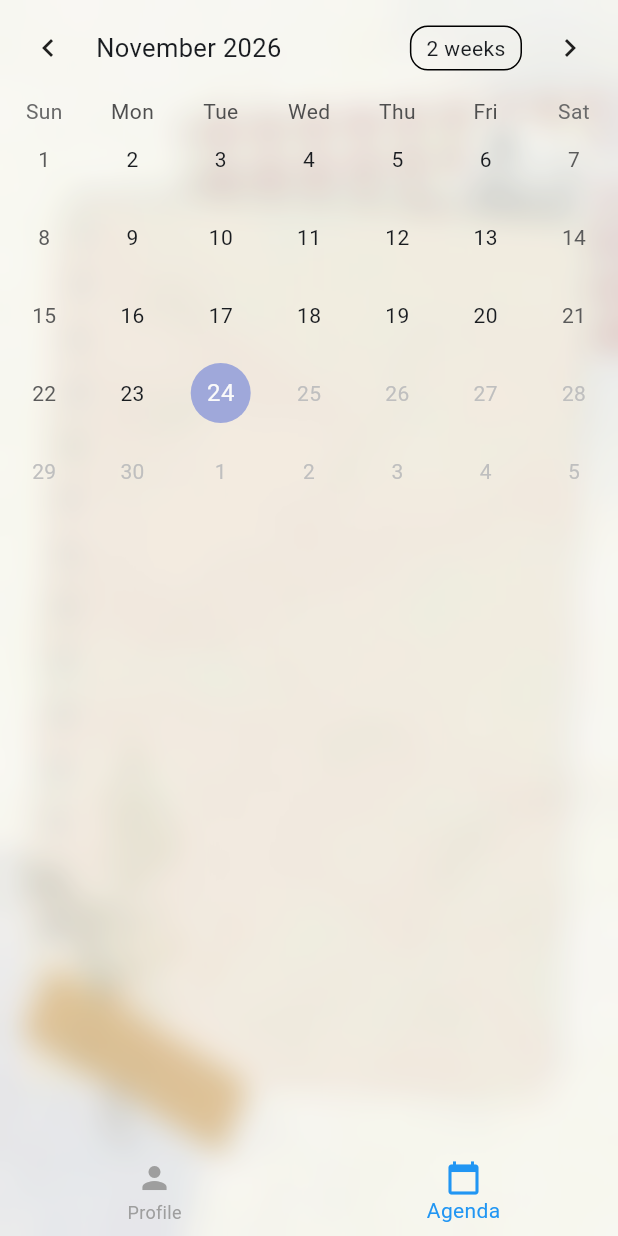
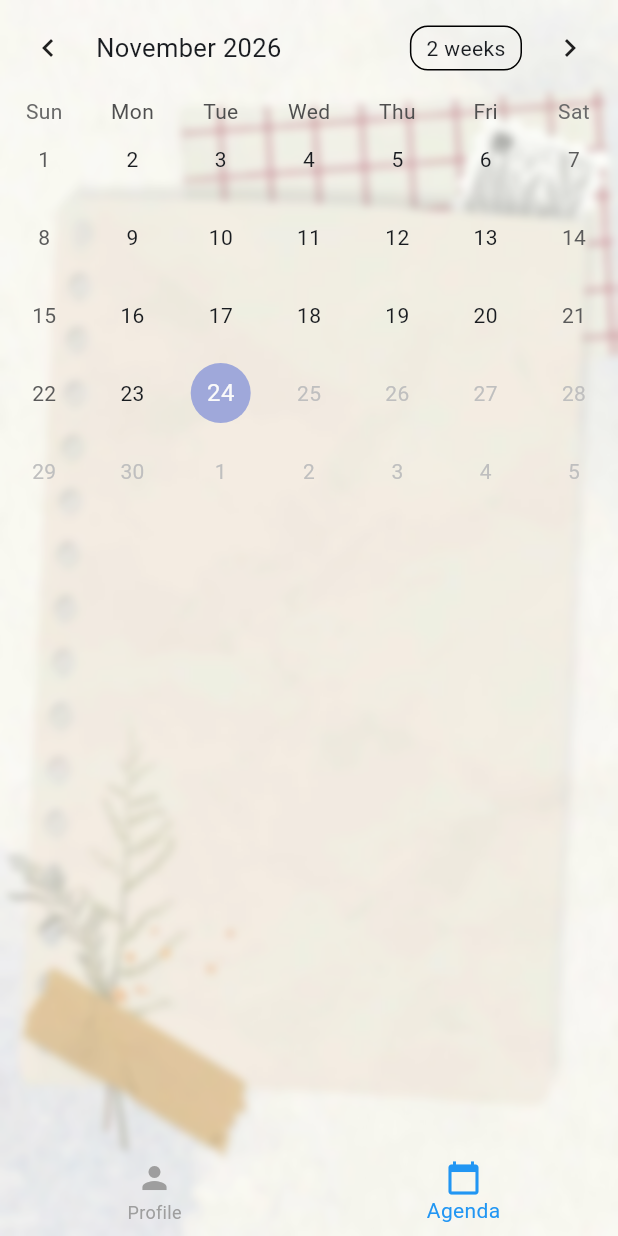
Before and after one commit to aabouqas/mobile, a Flutter app: the screen it shows once a user with an empty profile is signed in, item 2 of the bottom bar chosen, on a phone screen of 412 x 824 dp. Run offline on Flutter 3.47's test engine with Material 3 defaults, Android fonts, the phone set to English and light mode, and no system bars; drawn by our look-alikes of table_calendar; our stand-ins replace fl_chart, geolocator, material_symbols_icons, math_expressions, supabase_flutter; accounts and stored records are empty; network calls fail.

Commit message:
perf(ui): optimize background rendering and remove route transition flash

```diff
--- a/mobileModule05/advanced_diary_app/lib/main.dart
+++ b/mobileModule05/advanced_diary_app/lib/main.dart
@@ -1,6 +1,7 @@
 import 'package:advanced_diary_app/diary_page.dart';
 import 'package:advanced_diary_app/home_page.dart';
 import 'package:advanced_diary_app/supabase_service.dart';
+import 'package:flutter/cupertino.dart';
 import 'package:flutter/material.dart';
 import 'package:flutter/services.dart';
 import 'package:supabase_flutter/supabase_flutter.dart';
@@ -49,15 +50,33 @@ class MyApp extends StatelessWidget {
           unselectedItemColor: Colors.grey,
           elevation: 0,
         ),
+        floatingActionButtonTheme: FloatingActionButtonThemeData(
+          backgroundColor: Colors.blue,
+          foregroundColor: Colors.white,
+        ),
+        progressIndicatorTheme: ProgressIndicatorThemeData(color: Colors.blue),
+        pageTransitionsTheme: const PageTransitionsTheme(
+          builders: {
+            TargetPlatform.android: FadeForwardsPageTransitionsBuilder(
+              backgroundColor: Colors.transparent,
+            ),
+            TargetPlatform.iOS: CupertinoPageTransitionsBuilder(),
+          },
+        ),
       ),
       builder: (context, child) {
         return Stack(
           fit: .expand,
           children: [
-            Image.asset('assets/bg.jpg', fit: .cover),
+            Image.asset(
+              'assets/bg.jpg',
+              fit: .cover,
+              cacheWidth: 1080,
+              // opacity: const AlwaysStoppedAnimation(0.25),
+            ),
             BackdropFilter(
-              filter: .blur(sigmaX: 10, sigmaY: 10),
-              child: Container(color: Colors.white.withValues(alpha: 0.15)),
+              filter: .blur(sigmaX: 3, sigmaY: 3),
+              child: Container(color: Colors.white.withValues(alpha: 0.2)),
             ),
             child ?? SizedBox.shrink(),
           ],
```
